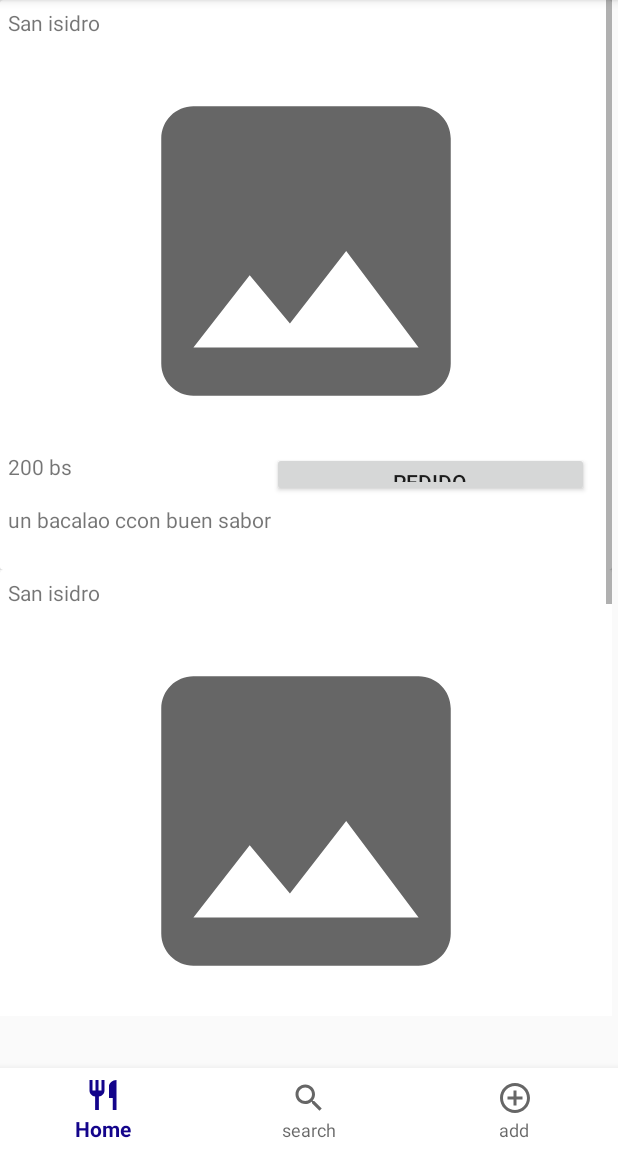
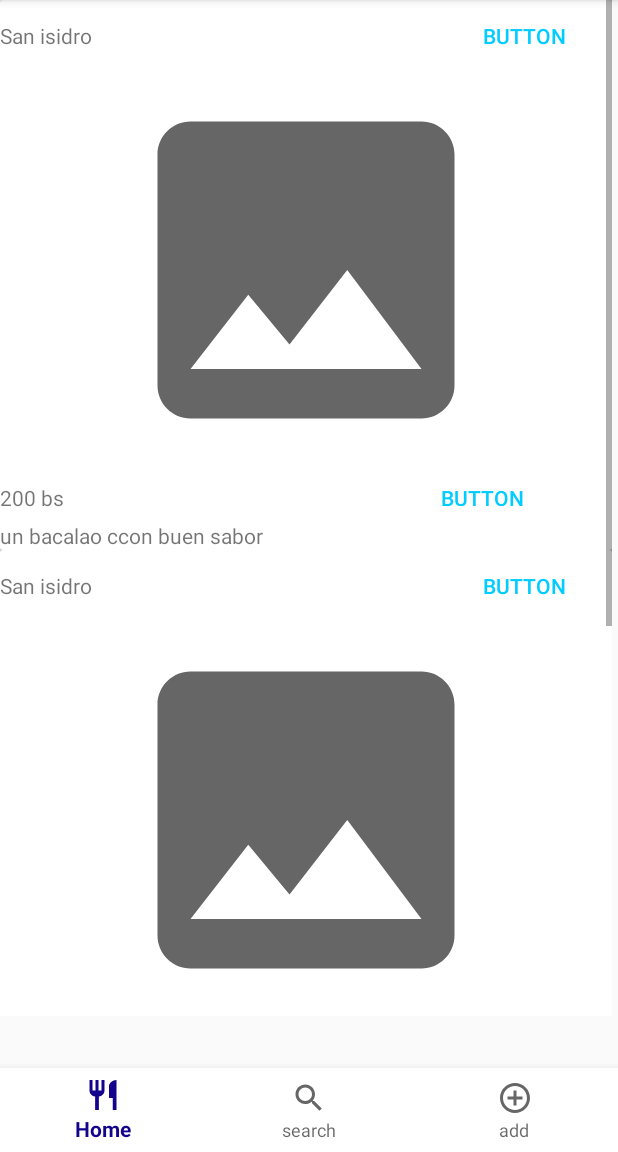
Before and after one commit to cabana1423/Comeya, an Android app: the Home screen opened directly, with no data from a screen before it, on a phone screen of 412 x 824 dp, the part 84-1236 px from its top. Run offline under Robolectric (Android 15) with nearby library versions, the light colour scheme and no system bars.

Commit message:
vistas pedidos restaurant y inicio

```diff
--- a/app/src/main/AndroidManifest.xml
+++ b/app/src/main/AndroidManifest.xml
@@ -9,7 +9,8 @@
         android:roundIcon="@mipmap/ic_launcher_round"
         android:supportsRtl="true"
         android:theme="@style/AppTheme">
-        <activity android:name=".entrada"></activity>
+        <activity android:name=".realizar_pedido"></activity>
+        <activity android:name=".entrada" />
         <activity android:name=".register_user" />
         <activity android:name=".MainActivity">
             <intent-filter>
--- a/app/src/main/java/com/example/comeya/Home.java
+++ b/app/src/main/java/com/example/comeya/Home.java
@@ -62,7 +62,7 @@ public class Home extends Fragment {
 
     }
     private RecyclerView recyclerViewmenu;
-    private Menureciclerviewadaptador adaptadormenu;
+    private Menu_adapter adaptadormenu;
     @Override
     public View onCreateView(LayoutInflater inflater, ViewGroup container,
                              Bundle savedInstanceState) {
@@ -71,15 +71,15 @@ public class Home extends Fragment {
         recyclerViewmenu= (RecyclerView)root.findViewById(R.id.listaViewMenu);
         recyclerViewmenu.setLayoutManager(new LinearLayoutManager(getContext()));
 
-        adaptadormenu=new Menureciclerviewadaptador(obtenermenu());
+        adaptadormenu=new Menu_adapter(obtenermenu());
         recyclerViewmenu.setAdapter(adaptadormenu);
         return root;
     }
-    public List<menuView>obtenermenu(){
-        List<menuView> menu=new ArrayList<>();
-        menu.add(new menuView("San isidro","200 bs","un bacalao ccon buen sabor",R.drawable.image_defect));
-        menu.add(new menuView("San isidro","200 bs","un bacalao ccon buen sabor",R.drawable.image_defect));
-        menu.add(new menuView("San isidro","200 bs","un bacalao ccon buen sabor",R.drawable.image_defect));
+    public List<Menuview>obtenermenu(){
+        List<Menuview> menu=new ArrayList<>();
+        menu.add(new Menuview("San isidro","200 bs","un bacalao ccon buen sabor",R.drawable.image_defect));
+        menu.add(new Menuview("San isidro","200 bs","un bacalao ccon buen sabor",R.drawable.image_defect));
+        menu.add(new Menuview("San isidro","200 bs","un bacalao ccon buen sabor",R.drawable.image_defect));
 
         return menu;
     }
--- /dev/null
+++ b/app/src/main/java/com/example/comeya/Menu_adapter.java
@@ -0,0 +1,87 @@
+package com.example.comeya;
+
+
+import android.content.Context;
+import android.content.Intent;
+import android.view.LayoutInflater;
+import android.view.View;
+import android.view.ViewGroup;
+import android.widget.Button;
+import android.widget.ImageView;
+import android.widget.TextView;
+
+import androidx.annotation.NonNull;
+import androidx.recyclerview.widget.RecyclerView;
+
+
+import java.util.List;
+
+public class Menu_adapter extends RecyclerView.Adapter<Menu_adapter.ViewHolder>{
+
+
+    public static class ViewHolder extends RecyclerView.ViewHolder implements View.OnClickListener {
+        //variable context para acceder a otra activity
+        Context context;
+        private TextView titleRest, precio, descripcion;
+        private ImageView fotoMenu;
+        private Button btverrest, btpedido;
+
+        public ViewHolder(View itemView){
+            super(itemView);
+            //acceder a activity
+            context=itemView.getContext();
+            titleRest=(TextView)itemView.findViewById(R.id.Menuview_titleRest);
+            precio =(TextView)itemView.findViewById(R.id.Menuview_precio);
+            descripcion =(TextView)itemView.findViewById(R.id.Menuview_descrip);
+            fotoMenu =(ImageView) itemView.findViewById(R.id.imageViewMenu);
+            btverrest =(Button) itemView.findViewById(R.id.botMenuview_verRest);
+            btpedido =(Button) itemView.findViewById(R.id.botMenuview_hacerpedido);
+        }
+
+        void setOnClickListeners(){
+            btpedido.setOnClickListener(this);
+            btverrest.setOnClickListener(this);
+        }
+
+        @Override
+        public void onClick(View view) {
+            switch (view.getId()){
+                case R.id.botMenuview_hacerpedido:
+                    Intent intent=new Intent(context,realizar_pedido.class);
+                    context.startActivity(intent);
+                    break;
+                case R.id.botMenuview_verRest:
+                    Intent intent2=new Intent(context,realizar_pedido.class);
+                    context.startActivity(intent2);
+                    break;
+            }
+        }
+    }
+    public List<Menuview> listaMenu;
+
+    public Menu_adapter(List<Menuview>listaMenu){
+        this.listaMenu =listaMenu;
+    }
+
+    @NonNull
+    @Override
+    public ViewHolder onCreateViewHolder(@NonNull ViewGroup parent, int viewType) {
+        View view= LayoutInflater.from(parent.getContext()).inflate(R.layout.listview_menu,parent,false);
+        ViewHolder viewHolder=new ViewHolder(view);
+        return viewHolder;
+    }
+
+    @Override
+    public void onBindViewHolder(@NonNull ViewHolder holder, int position) {
+        holder.titleRest.setText(listaMenu.get(position).getTitleRest());
+        holder.precio.setText(listaMenu.get(position).getPrecio());
+        holder.descripcion.setText(listaMenu.get(position).getDescripcion());
+        holder.fotoMenu.setImageResource(listaMenu.get(position).getFotomenu());
+        //eventos
+        holder.setOnClickListeners();
+    }
+    @Override
+    public int getItemCount() {
+        return listaMenu.size();
+    }
+}
--- a/app/src/main/java/com/example/comeya/Menureciclerviewadaptador.java
+++ /dev/null
@@ -1,57 +0,0 @@
-package com.example.comeya;
-
-import android.view.LayoutInflater;
-import android.view.View;
-import android.view.ViewGroup;
-import android.widget.ImageView;
-import android.widget.TextView;
-
-import androidx.annotation.NonNull;
-import androidx.recyclerview.widget.RecyclerView;
-
-import java.util.List;
-
-public class Menureciclerviewadaptador extends RecyclerView.Adapter<Menureciclerviewadaptador.ViewHolder> {
-    public static class ViewHolder extends RecyclerView.ViewHolder{
-            private TextView restaurant, precio, descripcion;
-            private ImageView fotomenu;
-
-        public ViewHolder(View itemView) {
-            super(itemView);
-            restaurant=(TextView)itemView.findViewById(R.id.nobreRestList);
-            precio=(TextView)itemView.findViewById(R.id.precioMenulist);
-            descripcion=(TextView)itemView.findViewById(R.id.descripcionlistmenu);
-            fotomenu=(ImageView)itemView.findViewById(R.id.imgviewmenu);
-
-
-        }
-    }
-    public List<menuView> listamenuview;
-
-        public Menureciclerviewadaptador(List<menuView> listamenuview) {
-        this.listamenuview = listamenuview;
-    }
-
-    @NonNull
-    @Override
-    public ViewHolder onCreateViewHolder(@NonNull ViewGroup parent, int viewType) {
-        View view= LayoutInflater.from(parent.getContext()).inflate(R.layout.listview_menu,parent,false);
-        ViewHolder viewHolder=new ViewHolder(view);
-        return viewHolder;
-    }
-
-    @Override
-    public void onBindViewHolder(@NonNull ViewHolder holder, int position) {
-        holder.restaurant.setText(listamenuview.get(position).getRestaurant());
-        holder.precio.setText(listamenuview.get(position).getPrecio());
-        holder.descripcion.setText(listamenuview.get(position).getDescripcion());
-        holder.fotomenu.setImageResource(listamenuview.get(position).getFotomenu());
-    }
-
-    @Override
-    public int getItemCount() {
-        return listamenuview.size();
-    }
-
-
-}
--- a/app/src/main/java/com/example/comeya/menuView.java
+++ b/app/src/main/java/com/example/comeya/Menuview.java
@@ -1,25 +1,23 @@
 package com.example.comeya;
 
-public class menuView {
-    private String restaurant, precio, descripcion;
+public class Menuview {
+
+    private String titleRest, precio, descripcion;
     private  int fotomenu;
 
-    public menuView() {
-    }
-
-    public menuView(String restaurant, String precio, String descripcion, int fotomenu) {
-        this.restaurant = restaurant;
+    public Menuview(String titleRest, String precio, String descripcion, int fotomenu) {
+        this.titleRest = titleRest;
         this.precio = precio;
         this.descripcion = descripcion;
         this.fotomenu = fotomenu;
     }
 
-    public String getRestaurant() {
-        return restaurant;
+    public String getTitleRest() {
+        return titleRest;
     }
 
-    public void setRestaurant(String restaurant) {
-        this.restaurant = restaurant;
+    public void setTitleRest(String titleRest) {
+        this.titleRest = titleRest;
     }
 
     public String getPrecio() {
@@ -38,7 +36,7 @@ public class menuView {
         this.descripcion = descripcion;
     }
 
-   public int getFotomenu() {
+    public int getFotomenu() {
         return fotomenu;
     }
 
--- a/app/src/main/java/com/example/comeya/search.java
+++ b/app/src/main/java/com/example/comeya/search.java
@@ -60,7 +60,7 @@ public class search extends Fragment {
         }
     }
     private RecyclerView recyclerViewrest;
-    private Rest_reciclerviewadaptor adaptadorrest;
+    private Rest_adaptor adaptadorrest;
     @Override
     public View onCreateView(LayoutInflater inflater, ViewGroup container,
                              Bundle savedInstanceState) {
@@ -69,7 +69,7 @@ public class search extends Fragment {
         recyclerViewrest= (RecyclerView)root.findViewById(R.id.listViewRest);
         recyclerViewrest.setLayoutManager(new LinearLayoutManager(getContext()));
 
-        adaptadorrest=new Rest_reciclerviewadaptor(obtenerRest());
+        adaptadorrest=new Rest_adaptor(obtenerRest());
         recyclerViewrest.setAdapter(adaptadorrest);
         return root;
     }
--- a/app/src/main/res/layout/listview_menu.xml
+++ b/app/src/main/res/layout/listview_menu.xml
@@ -1,68 +1,70 @@
 <?xml version="1.0" encoding="utf-8"?>
-<LinearLayout xmlns:android="http://schemas.android.com/apk/res/android"
+<androidx.cardview.widget.CardView xmlns:android="http://schemas.android.com/apk/res/android"
     xmlns:app="http://schemas.android.com/apk/res-auto"
+    android:id="@+id/groupviewmenu"
     android:layout_width="match_parent"
     android:layout_height="wrap_content"
-    android:layout_marginLeft="0dp"
-    android:layout_marginTop="0dp"
-    android:layout_marginRight="0dp"
-    android:layout_marginBottom="0dp"
-    android:orientation="vertical">
+    app:layout_constraintLeft_toRightOf="parent"
+    app:layout_constraintRight_toRightOf="parent">
 
-    <androidx.cardview.widget.CardView
+    <LinearLayout
         android:layout_width="match_parent"
-        android:layout_height="wrap_content">
+        android:layout_height="wrap_content"
+        android:orientation="vertical">
 
         <LinearLayout
-            android:id="@+id/groupviewMenu"
             android:layout_width="match_parent"
             android:layout_height="wrap_content"
-            android:layout_marginLeft="5dp"
-            android:layout_marginTop="5dp"
-            android:layout_marginRight="5dp"
-            android:layout_marginBottom="5dp"
-            android:orientation="vertical">
+            android:orientation="horizontal">
 
             <TextView
-                android:id="@+id/nobreRestList"
-                android:layout_width="match_parent"
-                android:layout_height="33dp"
+                android:id="@+id/Menuview_titleRest"
+                android:layout_width="262dp"
+                android:layout_height="34dp"
+                android:layout_weight="1"
                 android:text="TextView" />
 
-            <ImageView
-                android:id="@+id/imgviewmenu"
-                android:layout_width="match_parent"
-                android:layout_height="257dp" />
+            <Button
+                android:id="@+id/botMenuview_verRest"
+                style="@style/Widget.AppCompat.Button.Borderless.Colored"
+                android:layout_width="wrap_content"
+                android:layout_height="wrap_content"
+                android:layout_weight="1"
+                android:text="Button" />
+        </LinearLayout>
 
-            <LinearLayout
-                android:layout_width="match_parent"
-                android:layout_height="30dp"
-                android:layout_marginTop="5dp"
-                android:layout_marginBottom="5dp"
-                android:orientation="horizontal">
+        <ImageView
+            android:id="@+id/imageViewMenu"
+            android:layout_width="match_parent"
+            android:layout_height="264dp" />
 
-                <TextView
-                    android:id="@+id/precioMenulist"
-                    android:layout_width="wrap_content"
-                    android:layout_height="match_parent"
-                    android:layout_weight="1"
-                    android:text="TextView" />
-
-                <Button
-                    android:id="@+id/pedidolist"
-                    android:layout_width="wrap_content"
-                    android:layout_height="wrap_content"
-                    android:layout_marginLeft="10dp"
-                    android:layout_marginRight="10dp"
-                    android:layout_weight="1"
-                    android:text="PEDIDO" />
-            </LinearLayout>
+        <LinearLayout
+            android:layout_width="match_parent"
+            android:layout_height="wrap_content"
+            android:orientation="horizontal">
 
             <TextView
-                android:id="@+id/descripcionlistmenu"
-                android:layout_width="match_parent"
-                android:layout_height="38dp"
+                android:id="@+id/Menuview_precio"
+                android:layout_width="149dp"
+                android:layout_height="wrap_content"
+                android:layout_weight="1"
                 android:text="TextView" />
+
+            <Button
+                android:id="@+id/botMenuview_hacerpedido"
+                style="@style/Widget.AppCompat.Button.Borderless.Colored"
+                android:layout_width="wrap_content"
+                android:layout_height="35dp"
+                android:layout_weight="1"
+                android:text="Button" />
         </LinearLayout>
-    </androidx.cardview.widget.CardView>
-</LinearLayout>
+
+        <TextView
+            android:id="@+id/Menuview_descrip"
+            android:layout_width="match_parent"
+            android:layout_height="wrap_content"
+            android:text="TextView" />
+
+    </LinearLayout>
+
+</androidx.cardview.widget.CardView>
--- a/app/src/main/res/layout/listview_rest.xml
+++ b/app/src/main/res/layout/listview_rest.xml
@@ -1,5 +1,5 @@
 <?xml version="1.0" encoding="utf-8"?>
-<LinearLayout xmlns:android="http://schemas.android.com/apk/res/android"
+<androidx.cardview.widget.CardView xmlns:android="http://schemas.android.com/apk/res/android"
     xmlns:app="http://schemas.android.com/apk/res-auto"
     android:id="@+id/Restgroupview"
     android:layout_width="match_parent"
@@ -47,4 +47,4 @@
                 android:layout_height="wrap_content" />
         </LinearLayout>
     </LinearLayout>
-</LinearLayout>
+</androidx.cardview.widget.CardView>
```
Also changed, not shown: app/src/main/java/com/example/comeya/PedidoView.java (added, +45 -0 lines), app/src/main/java/com/example/comeya/Pedido_adapter.java (added, +82 -0 lines), app/src/main/java/com/example/comeya/Rest_adaptor.java (renamed from app/src/main/java/com/example/comeya/Rest_reciclerviewadaptor.java, +27 -3 lines), app/src/main/java/com/example/comeya/realizar_pedido.java (added, +34 -0 lines), app/src/main/res/drawable/more.xml (added, +10 -0 lines), app/src/main/res/layout/activity_realizar_pedido.xml (added, +75 -0 lines), app/src/main/res/layout/listview_pedido.xml (added, +58 -0 lines).
